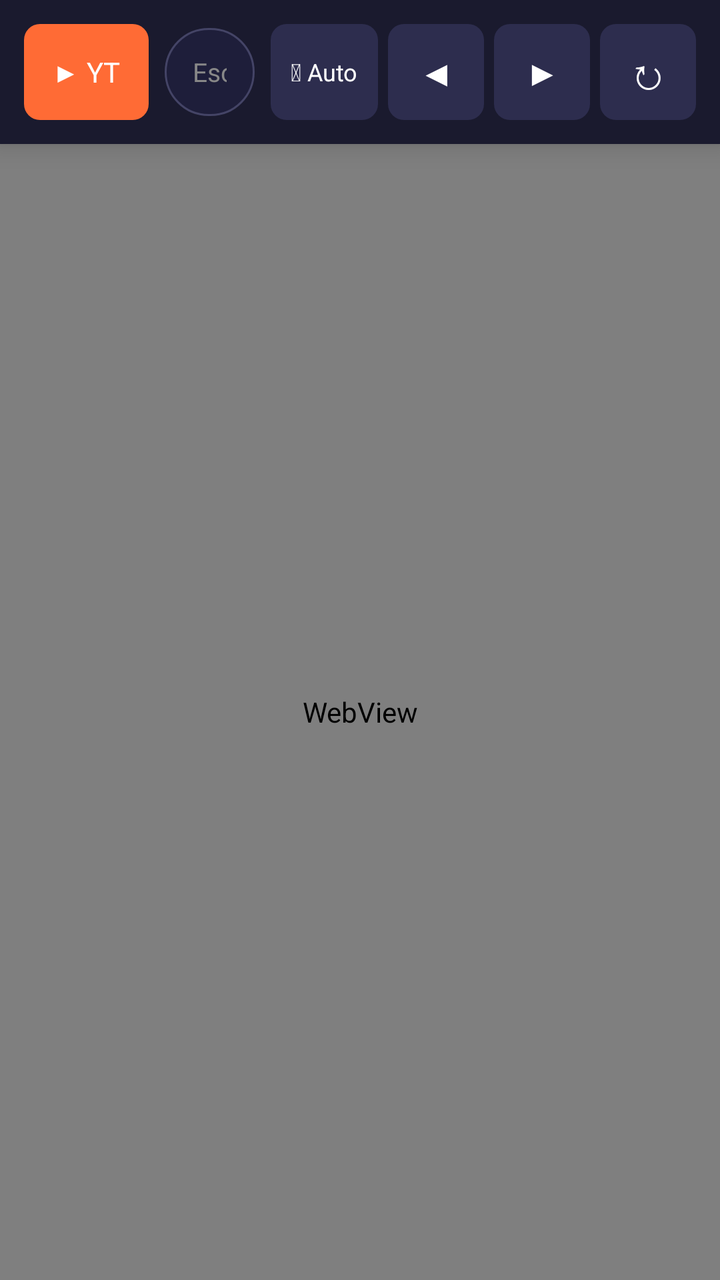
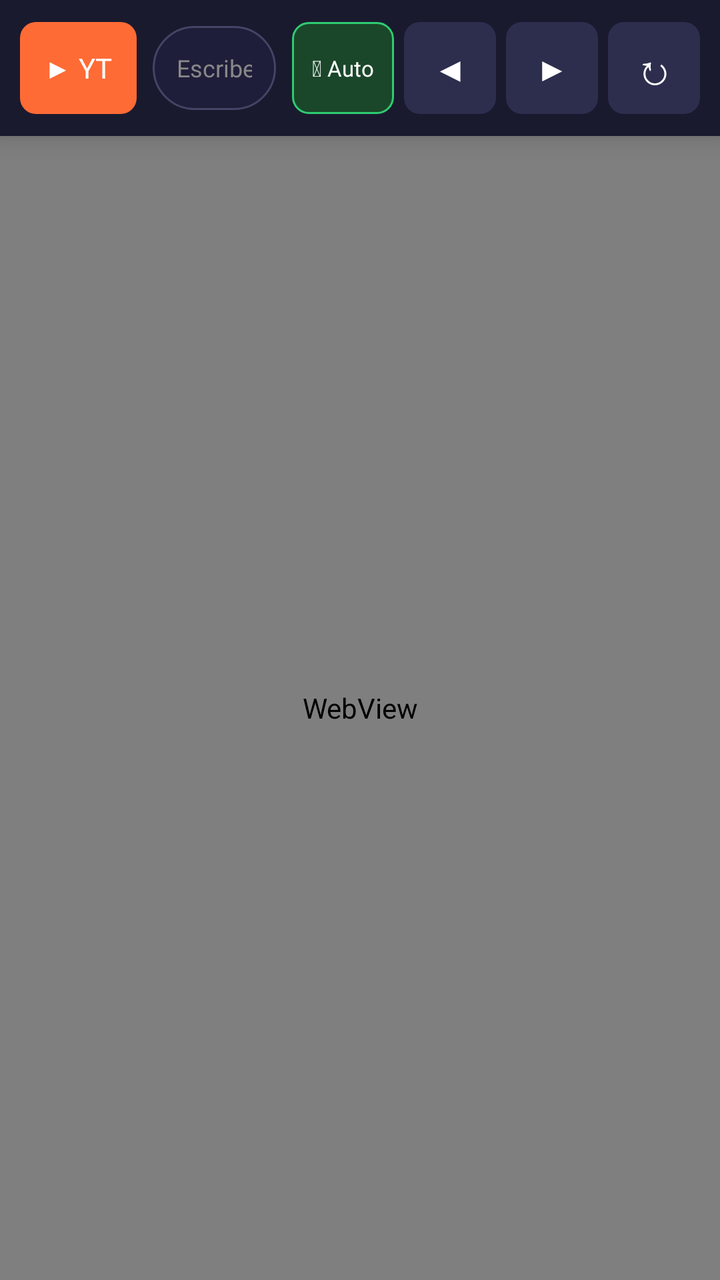

Compare the two renders of this Android layout. The source of the first and the diff that turns it into the second are given below.
<!-- AndroidManifest.xml: application theme AppTheme -->
<!-- res/layout/activity_main.xml -->
<?xml version="1.0" encoding="utf-8"?>
<RelativeLayout xmlns:android="http://schemas.android.com/apk/res/android"
    android:layout_width="match_parent"
    android:layout_height="match_parent"
    android:background="#0D0D0D">

    <LinearLayout
        android:id="@+id/navBar"
        android:layout_width="match_parent"
        android:layout_height="72dp"
        android:background="#1A1A2E"
        android:orientation="horizontal"
        android:gravity="center_vertical"
        android:paddingStart="12dp"
        android:paddingEnd="12dp"
        android:elevation="8dp">

        <Button
            android:id="@+id/btnYoutube"
            android:layout_width="wrap_content"
            android:layout_height="48dp"
            android:text="&#9654; YT"
            android:textColor="#FFFFFF"
            android:textSize="14sp"
            android:background="@drawable/btn_primary"
            android:paddingStart="14dp"
            android:paddingEnd="14dp"
            android:focusable="true" />

        <EditText
            android:id="@+id/urlBar"
            android:layout_width="0dp"
            android:layout_height="44dp"
            android:layout_weight="1"
            android:layout_marginStart="8dp"
            android:layout_marginEnd="8dp"
            android:background="@drawable/url_bar_bg"
            android:textColor="#FFFFFF"
            android:textColorHint="#888888"
            android:hint="Escribe una URL..."
            android:textSize="13sp"
            android:paddingStart="14dp"
            android:paddingEnd="14dp"
            android:singleLine="true"
            android:imeOptions="actionGo"
            android:inputType="textUri"
            android:focusable="true" />

        
        <Button
            android:id="@+id/btnRegion"
            android:layout_width="wrap_content"
            android:layout_height="48dp"
            android:text="&#127758; Auto"
            android:textColor="#FFFFFF"
            android:textSize="12sp"
            android:background="@drawable/btn_nav"
            android:paddingStart="10dp"
            android:paddingEnd="10dp"
            android:focusable="true" />

        <Button
            android:id="@+id/btnBack"
            android:layout_width="48dp"
            android:layout_height="48dp"
            android:text="&#9664;"
            android:textColor="#FFFFFF"
            android:textSize="18sp"
            android:background="@drawable/btn_nav"
            android:layout_marginStart="5dp"
            android:focusable="true" />

        <Button
            android:id="@+id/btnForward"
            android:layout_width="48dp"
            android:layout_height="48dp"
            android:text="&#9654;"
            android:textColor="#FFFFFF"
            android:textSize="18sp"
            android:background="@drawable/btn_nav"
            android:layout_marginStart="5dp"
            android:focusable="true" />

        <Button
            android:id="@+id/btnRefresh"
            android:layout_width="48dp"
            android:layout_height="48dp"
            android:text="&#8635;"
            android:textColor="#FFFFFF"
            android:textSize="22sp"
            android:background="@drawable/btn_nav"
            android:layout_marginStart="5dp"
            android:focusable="true" />

    </LinearLayout>

    <ProgressBar
        android:id="@+id/progressBar"
        style="?android:attr/progressBarStyleHorizontal"
        android:layout_width="match_parent"
        android:layout_height="3dp"
        android:layout_below="@id/navBar"
        android:progressTint="#FF6B35"
        android:visibility="gone" />

    <WebView
        android:id="@+id/webView"
        android:layout_width="match_parent"
        android:layout_height="match_parent"
        android:layout_below="@id/navBar"
        android:focusable="true"
        android:focusableInTouchMode="true" />

    <TextView
        android:id="@+id/statusText"
        android:layout_width="wrap_content"
        android:layout_height="wrap_content"
        android:layout_alignParentBottom="true"
        android:layout_alignParentEnd="true"
        android:text=""
        android:textColor="#44FFFFFF"
        android:textSize="10sp"
        android:padding="4dp"
        android:visibility="gone" />

    <LinearLayout
        android:id="@+id/fullscreenContainer"
        android:layout_width="match_parent"
        android:layout_height="match_parent"
        android:background="#000000"
        android:orientation="vertical"
        android:visibility="gone" />

</RelativeLayout>
<!-- resources referenced by this layout -->
<resources>
  <!-- drawable btn_nav (drawable) -->
  <?xml version="1.0" encoding="utf-8"?>
  <selector xmlns:android="http://schemas.android.com/apk/res/android">
      <item android:state_focused="true">
          <shape android:shape="rectangle">
              <solid android:color="#2D2D4E" />
              <corners android:radius="8dp" />
              <stroke android:width="2dp" android:color="#FF6B35" />
          </shape>
      </item>
      <item android:state_pressed="true">
          <shape android:shape="rectangle">
              <solid android:color="#FF6B35" />
              <corners android:radius="8dp" />
          </shape>
      </item>
      <item>
          <shape android:shape="rectangle">
              <solid android:color="#2D2D4E" />
              <corners android:radius="8dp" />
          </shape>
      </item>
  </selector>
  <!-- drawable btn_primary (drawable) -->
  <?xml version="1.0" encoding="utf-8"?>
  <selector xmlns:android="http://schemas.android.com/apk/res/android">
      <item android:state_focused="true">
          <shape android:shape="rectangle">
              <solid android:color="#FF6B35" />
              <corners android:radius="8dp" />
              <stroke android:width="3dp" android:color="#FFFFFF" />
          </shape>
      </item>
      <item android:state_pressed="true">
          <shape android:shape="rectangle">
              <solid android:color="#E5521A" />
              <corners android:radius="8dp" />
          </shape>
      </item>
      <item>
          <shape android:shape="rectangle">
              <solid android:color="#FF6B35" />
              <corners android:radius="8dp" />
          </shape>
      </item>
  </selector>
  <!-- drawable url_bar_bg (drawable) -->
  <?xml version="1.0" encoding="utf-8"?>
  <selector xmlns:android="http://schemas.android.com/apk/res/android">
      <item android:state_focused="true">
          <shape android:shape="rectangle">
              <solid android:color="#2D2D4E" />
              <corners android:radius="22dp" />
              <stroke android:width="2dp" android:color="#FF6B35" />
          </shape>
      </item>
      <item>
          <shape android:shape="rectangle">
              <solid android:color="#1E1E3A" />
              <corners android:radius="22dp" />
              <stroke android:width="1dp" android:color="#444466" />
          </shape>
      </item>
  </selector>
  <style name="AppTheme" parent="android:Theme.NoTitleBar.Fullscreen">
          <item name="android:windowBackground">@android:color/black</item>
          <item name="android:colorBackground">@android:color/black</item>
          <item name="android:windowFullscreen">true</item>
          <item name="android:windowContentOverlay">@null</item>
      </style>
</resources>

<!-- the commit's change to res/layout/activity_main.xml (unified diff, before → after) -->
@@ -7,30 +7,32 @@
     <LinearLayout
         android:id="@+id/navBar"
         android:layout_width="match_parent"
-        android:layout_height="72dp"
+        android:layout_height="68dp"
         android:background="#1A1A2E"
         android:orientation="horizontal"
         android:gravity="center_vertical"
-        android:paddingStart="12dp"
-        android:paddingEnd="12dp"
+        android:paddingStart="10dp"
+        android:paddingEnd="10dp"
         android:elevation="8dp">
 
+        
         <Button
             android:id="@+id/btnYoutube"
             android:layout_width="wrap_content"
-            android:layout_height="48dp"
+            android:layout_height="46dp"
             android:text="&#9654; YT"
             android:textColor="#FFFFFF"
             android:textSize="14sp"
             android:background="@drawable/btn_primary"
-            android:paddingStart="14dp"
-            android:paddingEnd="14dp"
+            android:paddingStart="12dp"
+            android:paddingEnd="12dp"
             android:focusable="true" />
 
+        
         <EditText
             android:id="@+id/urlBar"
             android:layout_width="0dp"
-            android:layout_height="44dp"
+            android:layout_height="42dp"
             android:layout_weight="1"
             android:layout_marginStart="8dp"
             android:layout_marginEnd="8dp"
@@ -38,9 +40,9 @@
             android:textColor="#FFFFFF"
             android:textColorHint="#888888"
             android:hint="Escribe una URL..."
-            android:textSize="13sp"
-            android:paddingStart="14dp"
-            android:paddingEnd="14dp"
+            android:textSize="12sp"
+            android:paddingStart="12dp"
+            android:paddingEnd="12dp"
             android:singleLine="true"
             android:imeOptions="actionGo"
             android:inputType="textUri"
@@ -48,46 +50,49 @@
 
         
         <Button
-            android:id="@+id/btnRegion"
+            android:id="@+id/btnVpn"
             android:layout_width="wrap_content"
-            android:layout_height="48dp"
+            android:layout_height="46dp"
             android:text="&#127758; Auto"
             android:textColor="#FFFFFF"
-            android:textSize="12sp"
-            android:background="@drawable/btn_nav"
+            android:textSize="11sp"
+            android:background="@drawable/btn_vpn"
             android:paddingStart="10dp"
             android:paddingEnd="10dp"
             android:focusable="true" />
 
+        
         <Button
             android:id="@+id/btnBack"
-            android:layout_width="48dp"
-            android:layout_height="48dp"
+            android:layout_width="46dp"
+            android:layout_height="46dp"
             android:text="&#9664;"
             android:textColor="#FFFFFF"
-            android:textSize="18sp"
+            android:textSize="17sp"
             android:background="@drawable/btn_nav"
             android:layout_marginStart="5dp"
             android:focusable="true" />
 
+        
         <Button
             android:id="@+id/btnForward"
-            android:layout_width="48dp"
-            android:layout_height="48dp"
+            android:layout_width="46dp"
+            android:layout_height="46dp"
             android:text="&#9654;"
             android:textColor="#FFFFFF"
-            android:textSize="18sp"
+            android:textSize="17sp"
             android:background="@drawable/btn_nav"
             android:layout_marginStart="5dp"
             android:focusable="true" />
 
+        
         <Button
             android:id="@+id/btnRefresh"
-            android:layout_width="48dp"
-            android:layout_height="48dp"
+            android:layout_width="46dp"
+            android:layout_height="46dp"
             android:text="&#8635;"
             android:textColor="#FFFFFF"
-            android:textSize="22sp"
+            android:textSize="21sp"
             android:background="@drawable/btn_nav"
             android:layout_marginStart="5dp"
             android:focusable="true" />
<!-- resource entries referenced after the edit -->
@@ -46,6 +46,30 @@
           </shape>
       </item>
   </selector>
+  <!-- drawable btn_vpn (drawable) -->
+  <?xml version="1.0" encoding="utf-8"?>
+  <selector xmlns:android="http://schemas.android.com/apk/res/android">
+      <item android:state_focused="true">
+          <shape android:shape="rectangle">
+              <solid android:color="#1A472A" />
+              <corners android:radius="8dp" />
+              <stroke android:width="2dp" android:color="#2ECC71" />
+          </shape>
+      </item>
+      <item android:state_pressed="true">
+          <shape android:shape="rectangle">
+              <solid android:color="#2ECC71" />
+              <corners android:radius="8dp" />
+          </shape>
+      </item>
+      <item>
+          <shape android:shape="rectangle">
+              <solid android:color="#1A472A" />
+              <corners android:radius="8dp" />
+              <stroke android:width="1dp" android:color="#2ECC71" />
+          </shape>
+      </item>
+  </selector>
   <!-- drawable url_bar_bg (drawable) -->
   <?xml version="1.0" encoding="utf-8"?>
   <selector xmlns:android="http://schemas.android.com/apk/res/android">
